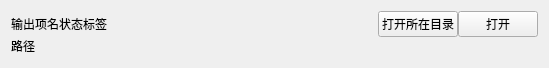
First picture: the form in outputwidget.ui, repository PrepPipe/preppipe_gui, before the edit.
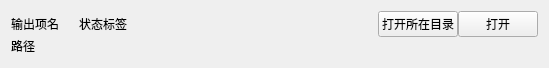
Second picture: the form after the edit.

The edit to the form file:
```diff
--- a/outputwidget.ui
+++ b/outputwidget.ui
@@ -32,6 +32,22 @@
        </property>
       </widget>
      </item>
+     <item>
+      <spacer name="horizontalSpacer_2">
+       <property name="orientation">
+        <enum>Qt::Horizontal</enum>
+       </property>
+       <property name="sizeType">
+        <enum>QSizePolicy::Fixed</enum>
+       </property>
+       <property name="sizeHint" stdset="0">
+        <size>
+         <width>20</width>
+         <height>20</height>
+        </size>
+       </property>
+      </spacer>
+     </item>
      <item>
       <widget class="QLabel" name="statusLabel">
        <property name="sizePolicy">
```
